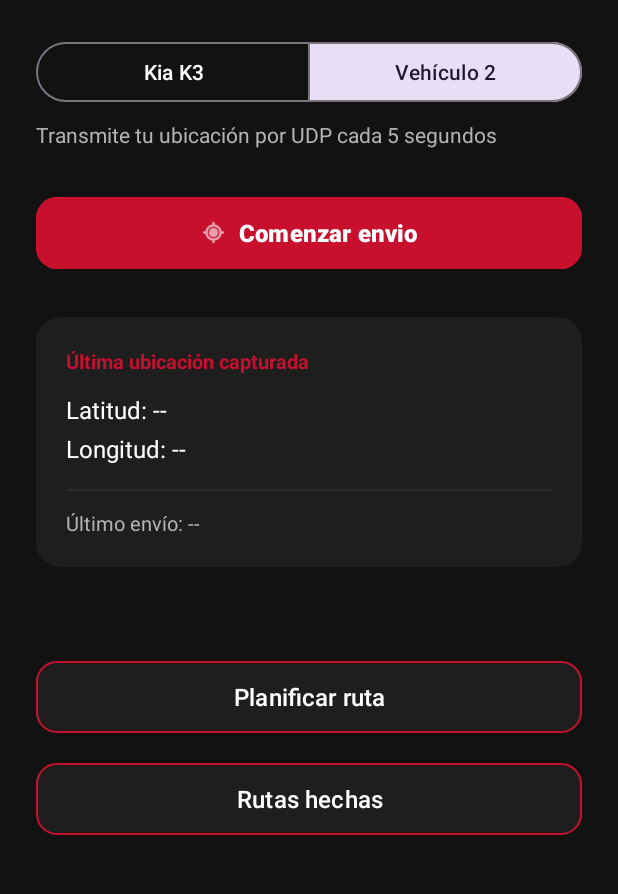
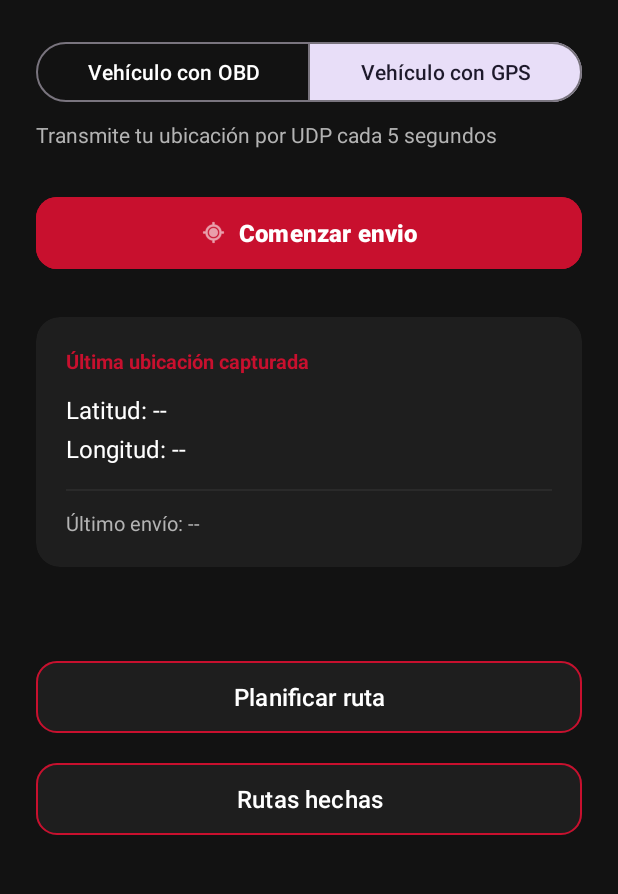
Before and after one commit to Manuel-Rangel-Dev/GPS-System, an Android app: the screen it shows after launch (MainActivity), on a phone screen of 412 x 824 dp, the part 96-990 px from its top. Run offline under Robolectric (Android 15) with nearby library versions, the phone set to English and light mode, and no system bars.

Commit message:
feat(app): nombres genéricos de los vehículos (OBD / GPS)
Co-Authored-By: Claude Opus 5.5 <noreply@anthropic.com>

```diff
--- a/app/src/main/res/values/strings.xml
+++ b/app/src/main/res/values/strings.xml
@@ -44,8 +44,8 @@
     <string name="route_traffic_extra"> (+%1$d min por tráfico)</string>
     <string name="route_chosen">Elegiste la ruta %1$d</string>
     <string name="error_network">No se pudo conectar: %1$s</string>
-    <string name="vehiculo_kia">Kia K3</string>
-    <string name="vehiculo_dos">Vehículo 2</string>
+    <string name="vehiculo_kia">Vehículo con OBD</string>
+    <string name="vehiculo_dos">Vehículo con GPS</string>
     <string name="vehiculo_bloqueado">Finaliza el envío o recorrido activo para cambiar de vehículo.</string>
     <string name="obd_iniciar">Iniciar recorrido</string>
     <string name="obd_finalizar">Finalizar recorrido</string>
@@ -55,7 +55,7 @@
     <string name="obd_red_invalida">Escribe un SSID de 1 a 32 bytes y una contraseña vacía o de 8 a 63 caracteres.</string>
     <string name="obd_instruccion">Acepta el diálogo de Android para conectar la Wi-Fi OBD. Activa datos móviles para enviar. La Wi-Fi OBD no necesita internet.</string>
     <string name="obd_instruccion_manual">Android 7–9: conéctate manualmente en Ajustes a %1$s antes de iniciar. Mantén esa Wi-Fi aunque no tenga internet y activa los datos móviles.</string>
-    <string name="obd_titulo">Recorrido Kia K3</string>
+    <string name="obd_titulo">Recorrido del vehículo con OBD</string>
     <string name="obd_conectando">Conectando</string>
     <string name="obd_conectada">Conectada</string>
     <string name="obd_wifi_error">Error de conexión; reintentando</string>
@@ -79,7 +79,7 @@
     <string name="motivo_sin_estimado">La ruta es muy corta o lenta para el modelo.</string>
     <string name="detalle_ruta">%1$s · %2$s</string>
     <string name="trafico_ruta"> (+%1$s por tráfico)</string>
-    <string name="estimado_kia">Estimado para el Kia K3 con el tráfico actual</string>
+    <string name="estimado_kia">Estimado para tu vehículo con el tráfico actual</string>
     <string name="navegar_maps">Navegar en Google Maps</string>
     <string name="aviso_maps">Google Maps puede proponer una ruta distinta a la del mapa</string>
     <string name="maps_no_disponible">No hay una aplicación disponible para abrir Google Maps</string>
```
